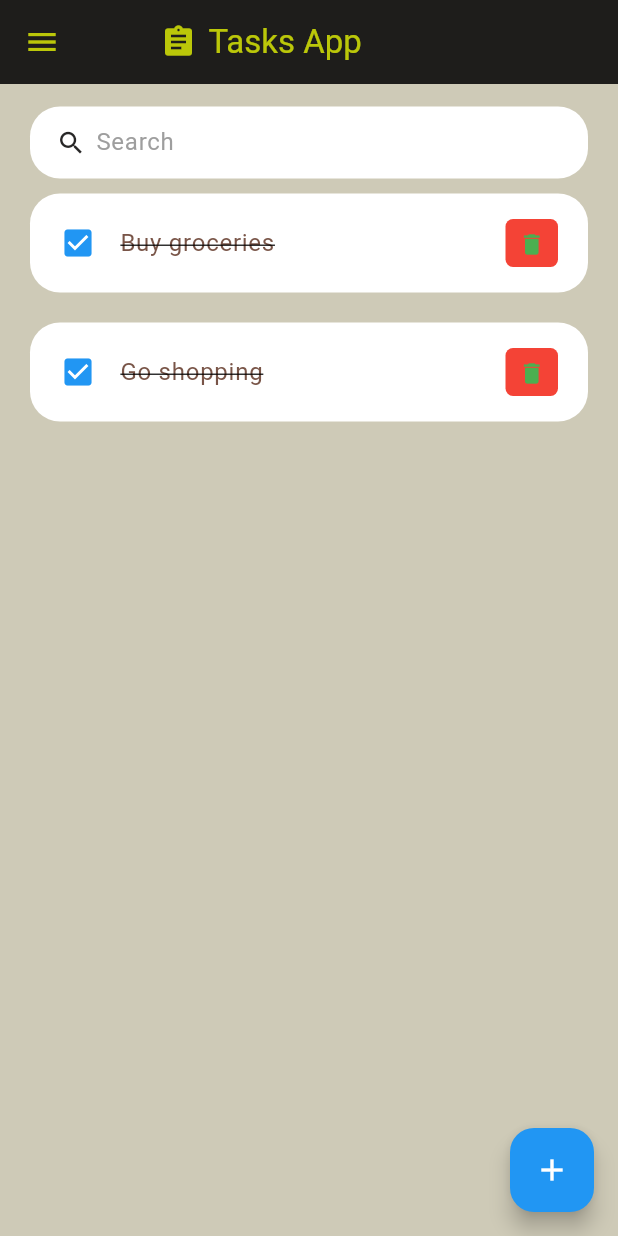
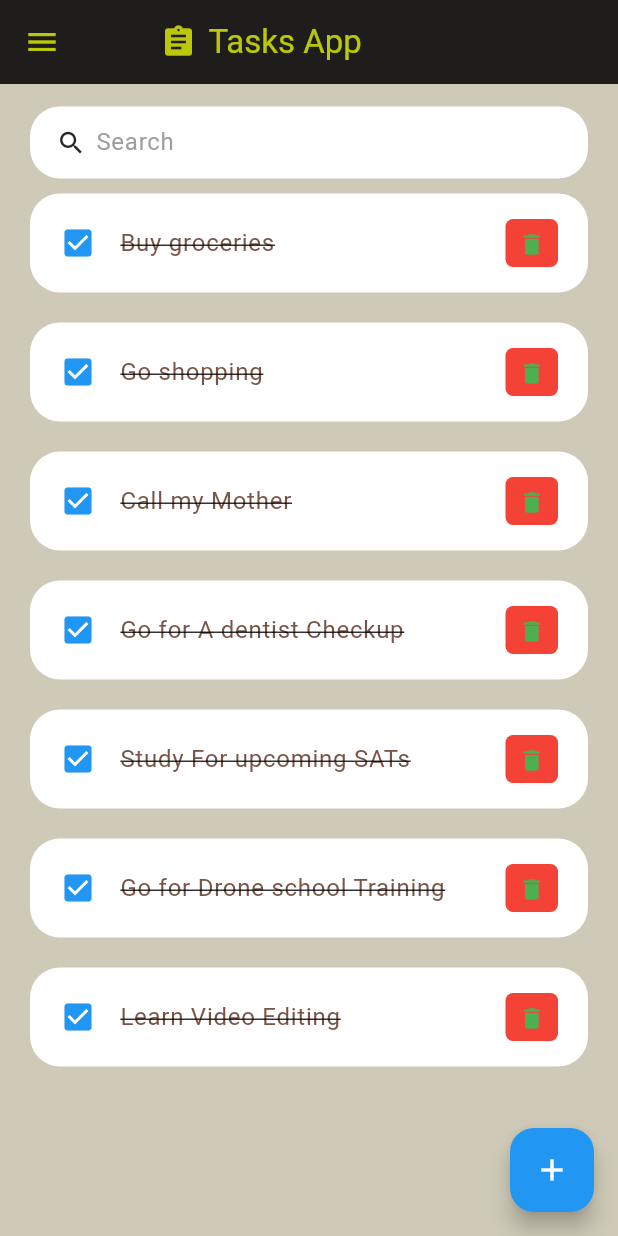
Before and after one commit to namwambaobu/Task-Tracker-App-HACKATHON, a Flutter app: the screen it shows after launch, on a phone screen of 412 x 824 dp. Run offline on Flutter 3.47's test engine with Material 3 defaults, Android fonts, the phone set to English and light mode, and no system bars.

Commit message:
forth update

```diff
--- a/lib/model/todo.dart
+++ b/lib/model/todo.dart
@@ -38,7 +38,41 @@ class ToDo {
           dueDate: DateTime.now().add(Duration(days: 2)),
           priority: Priority.medium,
           category: 'Personal'),
-      // Add more ToDo items here...
+      ToDo(
+          id: '3',
+          todoText: 'Call my Mother',
+          isDone: true,
+          dueDate: DateTime.now().add(Duration(days: 1)),
+          priority: Priority.medium,
+          category: 'Personal'),
+      ToDo(
+          id: '4',
+          todoText: 'Go for A dentist Checkup',
+          isDone: true,
+          dueDate: DateTime.now().add(Duration(days: 2)),
+          priority: Priority.medium,
+          category: 'Personal'),
+      ToDo(
+          id: '5',
+          todoText: 'Study For upcoming SATs',
+          isDone: true,
+          dueDate: DateTime.now().add(Duration(days: 2)),
+          priority: Priority.medium,
+          category: 'Personal'),
+      ToDo(
+          id: '6',
+          todoText: 'Go for Drone school Training',
+          isDone: true,
+          dueDate: DateTime.now().add(Duration(days: 5)),
+          priority: Priority.medium,
+          category: 'Personal'),
+      ToDo(
+          id: '7',
+          todoText: 'Learn Video Editing',
+          isDone: true,
+          dueDate: DateTime.now().add(Duration(days: 21)),
+          priority: Priority.medium,
+          category: 'Personal'),
     ];
   }
 }
--- a/lib/screens/tasks_screen.dart
+++ b/lib/screens/tasks_screen.dart
@@ -113,6 +113,8 @@ class _TasksScreenState extends State<TasksScreen> {
         id: newTaskId,
         todoText: taskText,
         isDone: false,
+        dueDate: DateTime.now(), // Set dueDate to the current date and time
+        category: '', // Set category to an empty string
       );
 
       // Add the new task to the todosList
```
